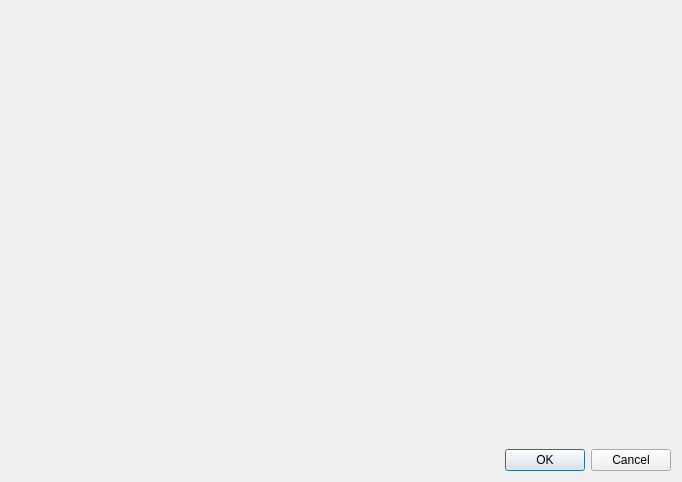
First picture: the form in cctwqt/cctwqtsetupinputdialog.ui, repository guyjennings/cctw, before the edit.
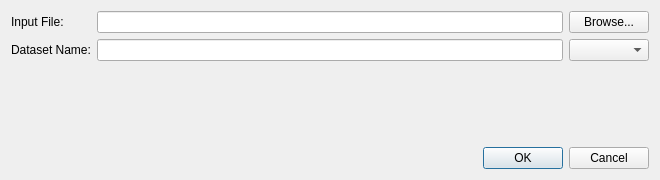
Second picture: the form after the edit.

Commit message: Added names to most objects Designed input and output setup dialogd

Patch:
```diff
--- a/cctwqt/cctwqtsetupinputdialog.ui
+++ b/cctwqt/cctwqtsetupinputdialog.ui
@@ -6,37 +6,67 @@
    <rect>
     <x>0</x>
     <y>0</y>
-    <width>682</width>
-    <height>482</height>
+    <width>660</width>
+    <height>180</height>
    </rect>
   </property>
   <property name="windowTitle">
    <string>CCTW Setup Data Import...</string>
   </property>
   <layout class="QGridLayout" name="gridLayout">
-   <item row="2" column="0" colspan="2">
-    <widget class="QDialogButtonBox" name="buttonBox">
-     <property name="orientation">
-      <enum>Qt::Horizontal</enum>
+   <item row="0" column="0">
+    <widget class="QLabel" name="label">
+     <property name="text">
+      <string>Input File:</string>
      </property>
-     <property name="standardButtons">
-      <set>QDialogButtonBox::Cancel|QDialogButtonBox::Ok</set>
+    </widget>
+   </item>
+   <item row="0" column="1">
+    <widget class="QLineEdit" name="m_InputFileName"/>
+   </item>
+   <item row="0" column="2">
+    <widget class="QPushButton" name="m_BrowseInputFile">
+     <property name="text">
+      <string>Browse...</string>
      </property>
     </widget>
    </item>
-   <item row="1" column="0" colspan="2">
+   <item row="1" column="0">
+    <widget class="QLabel" name="label_2">
+     <property name="text">
+      <string>Dataset Name:</string>
+     </property>
+    </widget>
+   </item>
+   <item row="1" column="1">
+    <widget class="QLineEdit" name="m_InputDatasetName"/>
+   </item>
+   <item row="1" column="2">
+    <widget class="QComboBox" name="m_BrowseInputDataset"/>
+   </item>
+   <item row="2" column="0" colspan="3">
     <spacer name="verticalSpacer">
      <property name="orientation">
       <enum>Qt::Vertical</enum>
      </property>
      <property name="sizeHint" stdset="0">
       <size>
-       <width>20</width>
-       <height>40</height>
+       <width>628</width>
+       <height>47</height>
       </size>
      </property>
     </spacer>
    </item>
+   <item row="3" column="0" colspan="3">
+    <widget class="QDialogButtonBox" name="buttonBox">
+     <property name="orientation">
+      <enum>Qt::Horizontal</enum>
+     </property>
+     <property name="standardButtons">
+      <set>QDialogButtonBox::Cancel|QDialogButtonBox::Ok</set>
+     </property>
+    </widget>
+   </item>
   </layout>
  </widget>
  <resources/>
```
Left out of the diff: 2 changed lines with no effect on the pictures. The commit also changes 51 other files.
